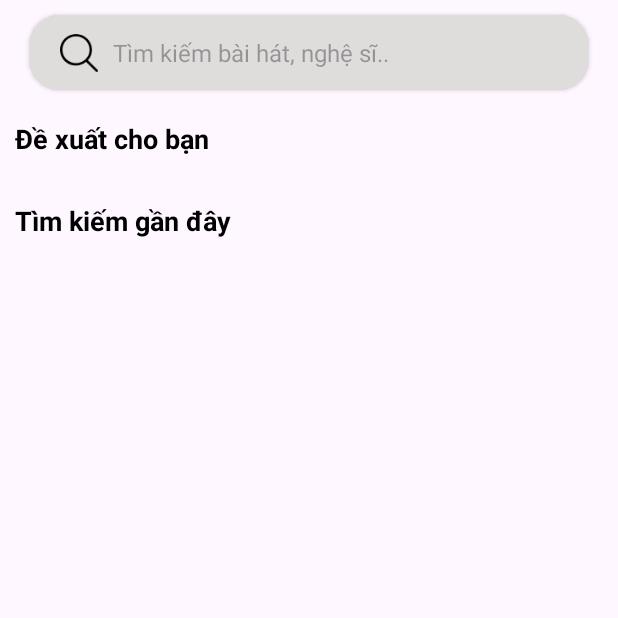
After one commit to Amorydev/MusicApp, an Android app: the SearchActivity screen opened directly, with no data from a screen before it, on a phone screen of 412 x 824 dp, the top half of it. The commit adds this screen. Run offline under Robolectric (Android 15) with nearby library versions, the phone set to English and light mode, and no system bars; network calls fail.

Commit message:
feat: Add search music function

```diff
--- /dev/null
+++ b/app/src/main/java/com/amory/musicapp/activities/SearchActivity.kt
@@ -0,0 +1,46 @@
+package com.amory.musicapp.activities
+
+import androidx.appcompat.app.AppCompatActivity
+import android.os.Bundle
+import android.text.Editable
+import android.text.TextWatcher
+import com.amory.musicapp.R
+import com.amory.musicapp.databinding.ActivitySearchBinding
+import com.amory.musicapp.model.Artists
+import com.amory.musicapp.model.Track
+
+class SearchActivity : AppCompatActivity() {
+    private lateinit var binding : ActivitySearchBinding
+    private var listArtist:MutableList<Artists> ?= null
+    private var listTrack:MutableList<Track> ?= null
+    override fun onCreate(savedInstanceState: Bundle?) {
+        super.onCreate(savedInstanceState)
+        binding = ActivitySearchBinding.inflate(layoutInflater)
+        setContentView(binding.root)
+        onSearch()
+    }
+
+    private fun onSearch() {
+        binding.searchET.addTextChangedListener(object  : TextWatcher{
+            override fun beforeTextChanged(s: CharSequence?, start: Int, count: Int, after: Int) {
+            }
+
+            override fun onTextChanged(s: CharSequence?, start: Int, before: Int, count: Int) {
+                if (s?.length == 0){
+                    listArtist!!.clear()
+                    listTrack!!.clear()
+                }else{
+                    search(s.toString())
+                }
+            }
+
+            override fun afterTextChanged(s: Editable?) {
+            }
+        })
+    }
+
+    private fun search(search:String) {
+        listArtist!!.clear()
+        listTrack!!.clear()
+    }
+}
--- a/app/src/main/java/com/amory/musicapp/config/AuthStateManager.kt
+++ b/app/src/main/java/com/amory/musicapp/config/AuthStateManager.kt
@@ -110,8 +110,6 @@ class AuthStateManager private constructor(context: Context) {
             } else {
                 editor.putString(KEY_STATE, state.jsonSerializeString())
             }
-            if (!editor.commit()) {
-            }
         } finally {
             mPrefsLock.unlock()
         }
--- a/app/src/main/java/com/amory/musicapp/model/TokenResponse.kt
+++ b/app/src/main/java/com/amory/musicapp/model/TokenClientResponse.kt
@@ -1,6 +1,6 @@
 package com.amory.musicapp.model
 
-data class TokenResponse(
+data class TokenClientResponse(
     val token:String,
     val tokenType:String,
     val expiresIn:Int
--- a/app/src/main/java/com/amory/musicapp/retrofit/APICallToken.kt
+++ b/app/src/main/java/com/amory/musicapp/retrofit/APICallToken.kt
@@ -1,10 +1,10 @@
 package com.amory.musicapp.retrofit
 
-import com.amory.musicapp.model.TokenResponse
+import com.amory.musicapp.model.TokenClientResponse
 import retrofit2.Call
 import retrofit2.http.GET
 
 interface APICallToken {
     @GET("v1/auth/token/client-token")
-    fun getToken(): Call<TokenResponse>
+    fun getToken(): Call<TokenClientResponse>
 }
--- /dev/null
+++ b/app/src/main/res/layout/activity_search.xml
@@ -0,0 +1,143 @@
+<?xml version="1.0" encoding="utf-8"?>
+<androidx.constraintlayout.widget.ConstraintLayout xmlns:android="http://schemas.android.com/apk/res/android"
+    xmlns:app="http://schemas.android.com/apk/res-auto"
+    xmlns:tools="http://schemas.android.com/tools"
+    android:layout_width="match_parent"
+    android:layout_height="match_parent"
+    tools:context=".activities.SearchActivity">
+
+    <LinearLayout
+        android:id="@+id/linearLayout5"
+        android:layout_width="match_parent"
+        android:layout_height="70dp"
+        android:orientation="horizontal"
+        app:layout_constraintEnd_toEndOf="parent"
+        app:layout_constraintStart_toStartOf="parent"
+        app:layout_constraintTop_toTopOf="parent"
+        tools:ignore="UselessLeaf">
+
+        <androidx.cardview.widget.CardView
+            android:layout_width="match_parent"
+            android:layout_height="match_parent"
+            android:layout_marginHorizontal="20dp"
+            android:layout_marginVertical="10dp"
+            app:cardBackgroundColor="#CFCDCD"
+            app:cardCornerRadius="20dp">
+
+            <androidx.constraintlayout.widget.ConstraintLayout
+                android:layout_width="match_parent"
+                android:layout_height="match_parent"
+                android:background="#DFDCDC">
+
+                <ImageView
+                    android:id="@+id/imv"
+                    android:layout_width="25dp"
+                    android:layout_height="25dp"
+                    android:layout_marginStart="20dp"
+                    android:background="@drawable/ic_search"
+                    app:layout_constraintBottom_toBottomOf="parent"
+                    app:layout_constraintStart_toStartOf="parent"
+                    app:layout_constraintTop_toTopOf="parent"
+                    tools:ignore="ContentDescription" />
+
+                <EditText
+                    android:id="@+id/searchET"
+                    android:layout_width="wrap_content"
+                    android:layout_height="30dp"
+                    android:layout_marginStart="10dp"
+                    android:background="@android:color/transparent"
+                    android:focusable="false"
+                    android:hint="Tìm kiếm bài hát, nghệ sĩ.."
+                    android:selectAllOnFocus="false"
+                    android:textColor="@color/white"
+                    android:textSize="16sp"
+                    app:layout_constraintBottom_toBottomOf="parent"
+                    app:layout_constraintStart_toEndOf="@+id/imv"
+                    app:layout_constraintTop_toTopOf="parent"
+                    tools:ignore="Autofill,TextFields" />
+            </androidx.constraintlayout.widget.ConstraintLayout>
+        </androidx.cardview.widget.CardView>
+    </LinearLayout>
+
+    <androidx.core.widget.NestedScrollView
+        android:layout_width="match_parent"
+        android:layout_height="0dp"
+        app:layout_constraintBottom_toBottomOf="parent"
+        app:layout_constraintEnd_toEndOf="parent"
+        app:layout_constraintStart_toStartOf="parent"
+        app:layout_constraintTop_toBottomOf="@+id/linearLayout5">
+        <LinearLayout
+            android:layout_width="match_parent"
+            android:layout_height="wrap_content"
+            android:orientation="vertical">
+
+            <TextView
+                android:id="@+id/textView4"
+                android:layout_width="wrap_content"
+                android:layout_height="wrap_content"
+                android:layout_marginStart="10dp"
+                android:layout_marginTop="10dp"
+                android:text="Đề xuất cho bạn"
+                android:textColor="@color/black"
+                android:textSize="18sp"
+                android:textStyle="bold" />
+
+            <androidx.constraintlayout.widget.ConstraintLayout
+                android:id="@+id/constraintLayout5"
+                android:layout_width="match_parent"
+                android:layout_height="wrap_content"
+                app:layout_constraintEnd_toEndOf="parent"
+                app:layout_constraintStart_toStartOf="parent"
+                app:layout_constraintTop_toBottomOf="@+id/textView4">
+
+                <androidx.recyclerview.widget.RecyclerView
+                    android:id="@+id/searchArtists"
+                    android:layout_width="match_parent"
+                    android:layout_height="0dp"
+                    android:layout_margin="10dp"
+                    app:layout_constraintEnd_toEndOf="parent"
+                    app:layout_constraintStart_toStartOf="parent"
+                    app:layout_constraintTop_toTopOf="parent" />
+
+                <androidx.recyclerview.widget.RecyclerView
+                    android:layout_width="match_parent"
+                    android:layout_height="0dp"
+                    android:layout_margin="10dp"
+                    app:layout_constraintEnd_toEndOf="parent"
+                    app:layout_constraintStart_toStartOf="parent"
+                    app:layout_constraintTop_toBottomOf="@+id/searchArtists" />
+
+            </androidx.constraintlayout.widget.ConstraintLayout>
+            <androidx.constraintlayout.widget.ConstraintLayout
+                android:layout_width="match_parent"
+                android:layout_height="wrap_content"
+                app:layout_constraintEnd_toEndOf="parent"
+                app:layout_constraintStart_toStartOf="parent"
+                app:layout_constraintTop_toBottomOf="@+id/constraintLayout5">
+
+                <TextView
+                    android:id="@+id/textView5"
+                    android:layout_width="wrap_content"
+                    android:layout_height="wrap_content"
+                    android:text="Tìm kiếm gần đây"
+                    android:textColor="@color/black"
+                    android:textSize="18sp"
+                    android:textStyle="bold"
+                    android:layout_marginStart="10dp"
+                    android:layout_marginTop="10dp"
+                    app:layout_constraintStart_toStartOf="parent"
+                    app:layout_constraintTop_toTopOf="parent" />
+
+                <androidx.recyclerview.widget.RecyclerView
+                    android:id="@+id/recentSearch"
+                    android:layout_width="match_parent"
+                    android:layout_height="0dp"
+                    android:layout_margin="10dp"
+                    app:layout_constraintEnd_toEndOf="parent"
+                    app:layout_constraintStart_toStartOf="parent"
+                    app:layout_constraintTop_toBottomOf="@+id/textView5" />
+
+            </androidx.constraintlayout.widget.ConstraintLayout>
+        </LinearLayout>
+    </androidx.core.widget.NestedScrollView>
+</androidx.constraintlayout.widget.ConstraintLayout>
```
Also changed, not shown: app/src/main/AndroidManifest.xml (+11 -7 lines), app/src/main/java/com/amory/musicapp/MainActivity.kt (+16 -14 lines), app/src/main/java/com/amory/musicapp/activities/LoginActivity.kt (+16 -1 lines), app/src/main/java/com/amory/musicapp/activities/SplashActivity.kt (+11 -3 lines), app/src/main/java/com/amory/musicapp/fragment/HomeFragment.kt (+40 -9 lines), app/src/main/res/layout/fragment_home.xml (+15 -2 lines).
